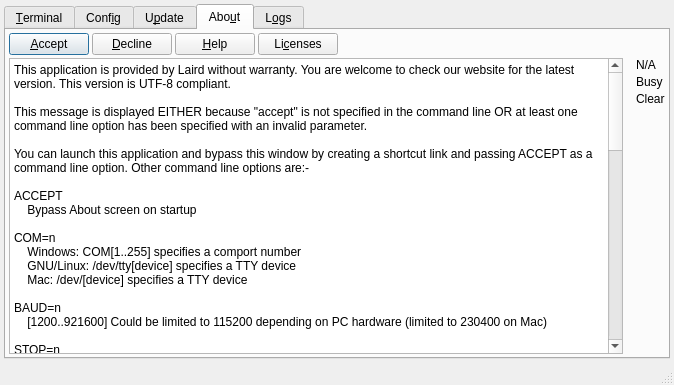
The window that UwxMainWindow.ui (LairdCP/UwTerminalX) describes before a commit, drawn with Qt 5.
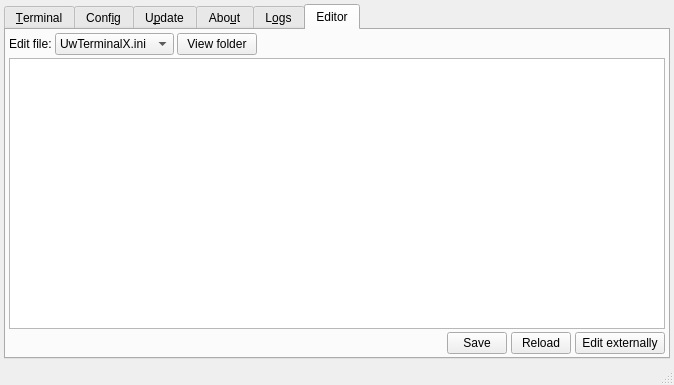
The same window after the commit. The open tabs and pages were chosen to show the change. Icons and pictures are not drawn. Custom widgets are drawn as their Qt base class.

Commit message: v1.04, adds text editor functionality

Diff of the .ui file:
```diff
--- a/UwxMainWindow.ui
+++ b/UwxMainWindow.ui
@@ -85,6 +85,9 @@
         <property name="currentIndex">
          <number>3</number>
         </property>
+        <property name="elideMode">
+         <enum>Qt::ElideNone</enum>
+        </property>
         <property name="documentMode">
          <bool>false</bool>
         </property>
@@ -2842,6 +2845,164 @@
           </item>
          </layout>
         </widget>
+        <widget class="QWidget" name="tab_Editor">
+         <attribute name="title">
+          <string>Editor</string>
+         </attribute>
+         <layout class="QVBoxLayout" name="verticalLayout_18">
+          <property name="spacing">
+           <number>3</number>
+          </property>
+          <property name="leftMargin">
+           <number>3</number>
+          </property>
+          <property name="topMargin">
+           <number>3</number>
+          </property>
+          <property name="rightMargin">
+           <number>3</number>
+          </property>
+          <property name="bottomMargin">
+           <number>3</number>
+          </property>
+          <item>
+           <layout class="QHBoxLayout" name="horizontalLayout_18">
+            <property name="spacing">
+             <number>3</number>
+            </property>
+            <item>
+             <widget class="QLabel" name="label_26">
+              <property name="maximumSize">
+               <size>
+                <width>150</width>
+                <height>16777215</height>
+               </size>
+              </property>
+              <property name="text">
+               <string>Edit file:</string>
+              </property>
+             </widget>
+            </item>
+            <item>
+             <widget class="QComboBox" name="combo_EditFile">
+              <property name="maximumSize">
+               <size>
+                <width>150</width>
+                <height>16777215</height>
+               </size>
+              </property>
+              <property name="currentIndex">
+               <number>0</number>
+              </property>
+              <item>
+               <property name="text">
+                <string>UwTerminalX.ini</string>
+               </property>
+              </item>
+              <item>
+               <property name="text">
+                <string>Devices.ini</string>
+               </property>
+              </item>
+             </widget>
+            </item>
+            <item>
+             <widget class="QPushButton" name="btn_EditViewFolder">
+              <property name="text">
+               <string>View folder</string>
+              </property>
+             </widget>
+            </item>
+            <item>
+             <spacer name="horizontalSpacer_2">
+              <property name="orientation">
+               <enum>Qt::Horizontal</enum>
+              </property>
+              <property name="sizeHint" stdset="0">
+               <size>
+                <width>40</width>
+                <height>20</height>
+               </size>
+              </property>
+             </spacer>
+            </item>
+           </layout>
+          </item>
+          <item>
+           <layout class="QVBoxLayout" name="verticalLayout_19">
+            <property name="spacing">
+             <number>3</number>
+            </property>
+            <item>
+             <widget class="QPlainTextEdit" name="text_EditData">
+              <property name="undoRedoEnabled">
+               <bool>true</bool>
+              </property>
+              <property name="readOnly">
+               <bool>false</bool>
+              </property>
+             </widget>
+            </item>
+            <item>
+             <layout class="QHBoxLayout" name="horizontalLayout_17">
+              <property name="spacing">
+               <number>4</number>
+              </property>
+              <property name="topMargin">
+               <number>0</number>
+              </property>
+              <item>
+               <widget class="QLabel" name="label_EditInfo">
+                <property name="text">
+                 <string/>
+                </property>
+               </widget>
+              </item>
+              <item>
+               <widget class="QPushButton" name="btn_EditSave">
+                <property name="maximumSize">
+                 <size>
+                  <width>60</width>
+                  <height>16777215</height>
+                 </size>
+                </property>
+                <property name="text">
+                 <string>Save</string>
+                </property>
+               </widget>
+              </item>
+              <item>
+               <widget class="QPushButton" name="btn_EditLoad">
+                <property name="maximumSize">
+                 <size>
+                  <width>60</width>
+                  <height>16777215</height>
+                 </size>
+                </property>
+                <property name="text">
+                 <string>Reload</string>
+                </property>
+               </widget>
+              </item>
+              <item>
+               <widget class="QPushButton" name="btn_EditExternal">
+                <property name="maximumSize">
+                 <size>
+                  <width>90</width>
+                  <height>16777215</height>
+                 </size>
+                </property>
+                <property name="text">
+                 <string>Edit externally</string>
+                </property>
+               </widget>
+              </item>
+             </layout>
+            </item>
+           </layout>
+          </item>
+         </layout>
+        </widget>
        </widget>
       </item>
      </layout>
```
Left out of the diff: 103 changed lines with no effect on the pictures. The commit also changes 2 other files.
